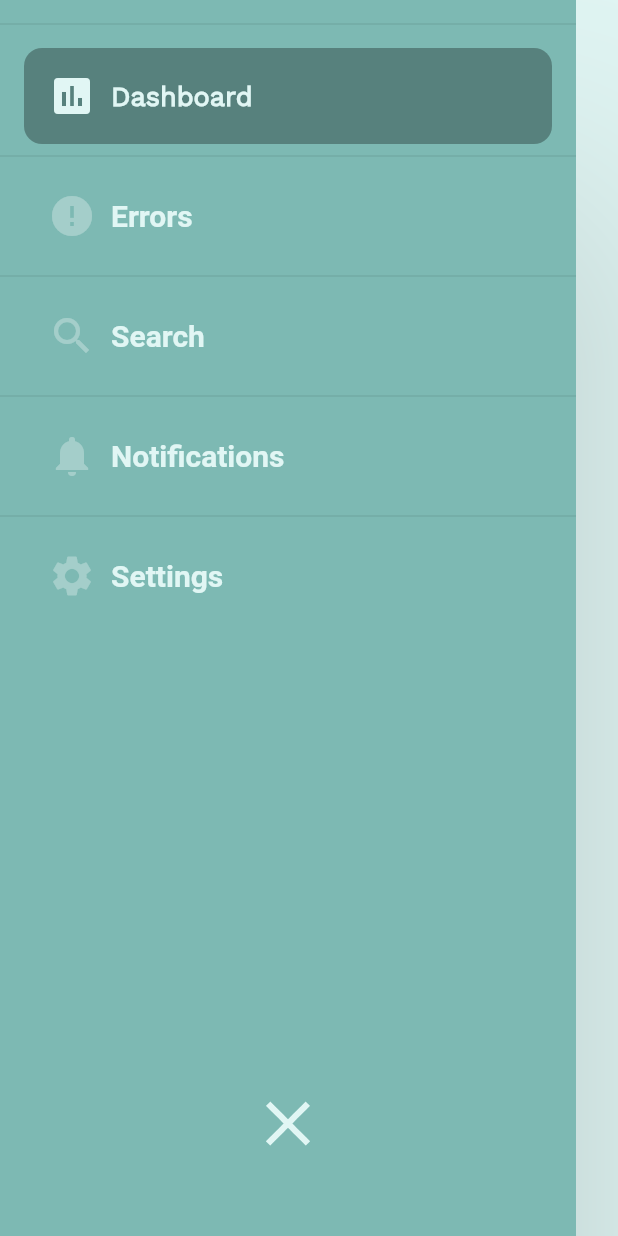
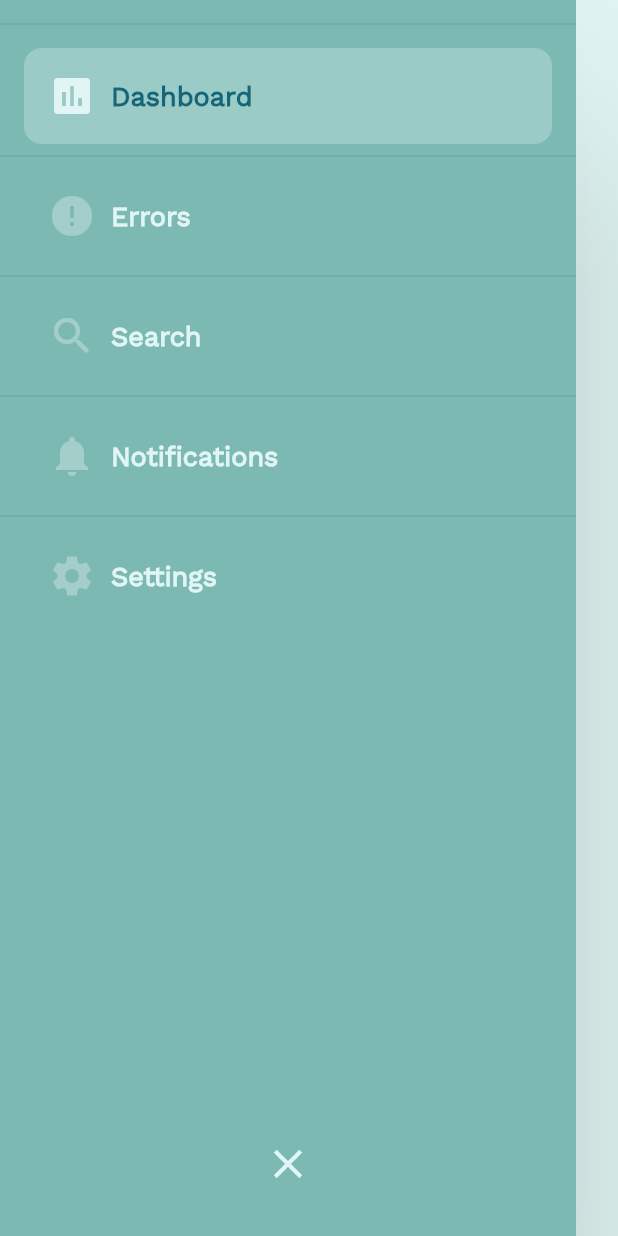
Before and after one commit to minhdangphuoc/flutter-3d-viewer, a Flutter app: the screen it shows after launch, on a phone screen of 412 x 824 dp. Run offline on Flutter 3.47's test engine with Material 2 defaults, Android fonts, the light colour scheme and no system bars.

Commit message:
fix isSelected and onTap

```diff
--- a/src/three_d_viewer/lib/commons/collapsing_list_tile_widget.dart
+++ b/src/three_d_viewer/lib/commons/collapsing_list_tile_widget.dart
@@ -35,13 +35,13 @@ class _CollapsingListTileState extends State<CollapsingListTile> {
   Widget build(BuildContext context) {
     return InkWell(
       onTap: () {
-        widget.onTap;
+        widget.onTap();
       },
       child: Container(
         decoration: BoxDecoration(
           borderRadius: BorderRadius.all(Radius.circular(12.0)),
           color: widget.isSelected
-              ? Colors.transparent.withOpacity(0.3)
+              ? selectedColor.withOpacity(0.3)
               : Colors.transparent,
         ),
         width: widthAnimation.value,
--- a/src/three_d_viewer/lib/commons/collapsing_navigation_drawer_widget.dart
+++ b/src/three_d_viewer/lib/commons/collapsing_navigation_drawer_widget.dart
@@ -36,7 +36,7 @@ class CollapsingNavigationDrawerState extends State<CollapsingNavigationDrawer>
 
   Widget getWidget(context, widget) {
     return Material(
-      elevation: 80.0,
+      elevation: 64.0,
       child: Container(
         width: widthAnimation.value,
         color: drawerBackgroundColor,
@@ -79,11 +79,11 @@ class CollapsingNavigationDrawerState extends State<CollapsingNavigationDrawer>
                 icon: AnimatedIcons.close_menu,
                 progress: _animationController,
                 color: selectedColor,
-                size: 50.0,
+                size: 32.0,
               ),
             ),
             SizedBox(
-              height: 50.0,
+              height: 32.0,
             ),
           ],
         ),
--- a/src/three_d_viewer/lib/theme.dart
+++ b/src/three_d_viewer/lib/theme.dart
@@ -1,9 +1,15 @@
 import 'package:flutter/material.dart';
 
-TextStyle listTitleDefaultTextStyle =
-    TextStyle(color: Color(0xFFE1F6F4), fontSize: 20.0, fontWeight: FontWeight.w600);
-TextStyle listTitleSelectedTextStyle =
-    TextStyle(color: Color(0xFFE1F6F4), fontFamily: 'WorkSans', fontSize: 18.0, fontWeight: FontWeight.w600);
+TextStyle listTitleDefaultTextStyle = TextStyle(
+    color: Color(0xFFE1F6F4),
+    fontFamily: 'WorkSans',
+    fontSize: 18.0,
+    fontWeight: FontWeight.w600);
+TextStyle listTitleSelectedTextStyle = TextStyle(
+    color: Color(0xFF166678),
+    fontFamily: 'WorkSans',
+    fontSize: 18.0,
+    fontWeight: FontWeight.w600);
 
 Color selectedColor = Color(0xFFE1F6F4);
 Color drawerBackgroundColor = Color(0xFF7DB9B3);
```
